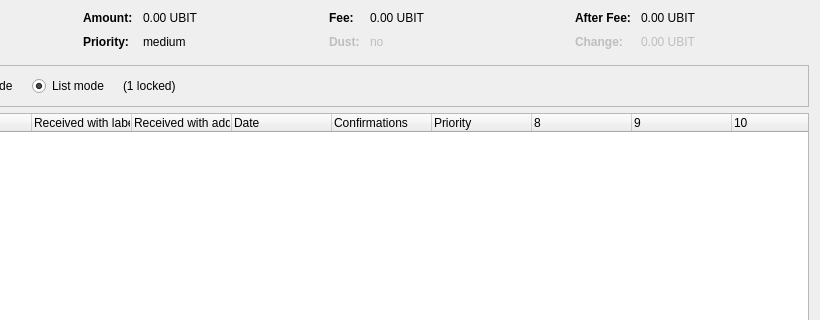
Above: src/qt/forms/coincontroldialog.ui from utabit/bitcoin before the change; both pictures show x 180 to 1000 and y 0 to 320 of the 1000 by 500 pixel window. Below: the same form after it.
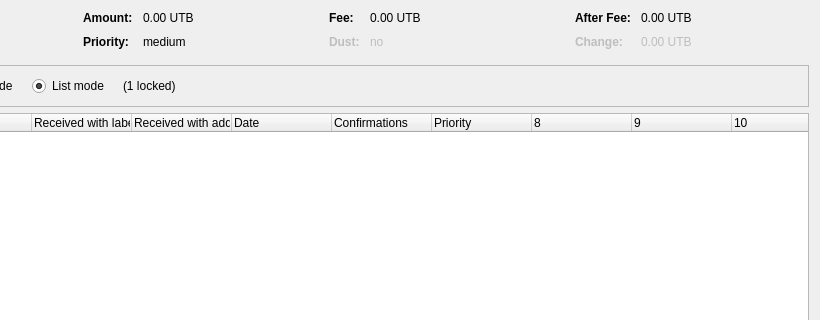
That is the form after the change. Custom widgets are drawn as their Qt base class.

Diff of the .ui file:
```diff
--- a/src/qt/forms/coincontroldialog.ui
+++ b/src/qt/forms/coincontroldialog.ui
@@ -132,7 +132,7 @@
           <enum>Qt::ActionsContextMenu</enum>
          </property>
          <property name="text">
-          <string notr="true">0.00 UBIT</string>
+          <string notr="true">0.00 UTB</string>
          </property>
          <property name="textInteractionFlags">
           <set>Qt::LinksAccessibleByMouse|Qt::TextSelectableByKeyboard|Qt::TextSelectableByMouse</set>
@@ -206,7 +206,7 @@
           <enum>Qt::ActionsContextMenu</enum>
          </property>
          <property name="text">
-          <string notr="true">0.00 UBIT</string>
+          <string notr="true">0.00 UTB</string>
          </property>
          <property name="textInteractionFlags">
           <set>Qt::LinksAccessibleByMouse|Qt::TextSelectableByKeyboard|Qt::TextSelectableByMouse</set>
@@ -286,7 +286,7 @@
           <enum>Qt::ActionsContextMenu</enum>
          </property>
          <property name="text">
-          <string notr="true">0.00 UBIT</string>
+          <string notr="true">0.00 UTB</string>
          </property>
          <property name="textInteractionFlags">
           <set>Qt::LinksAccessibleByMouse|Qt::TextSelectableByKeyboard|Qt::TextSelectableByMouse</set>
@@ -321,7 +321,7 @@
           <enum>Qt::ActionsContextMenu</enum>
          </property>
          <property name="text">
-          <string notr="true">0.00 UBIT</string>
+          <string notr="true">0.00 UTB</string>
          </property>
          <property name="textInteractionFlags">
           <set>Qt::LinksAccessibleByMouse|Qt::TextSelectableByKeyboard|Qt::TextSelectableByMouse</set>
```
